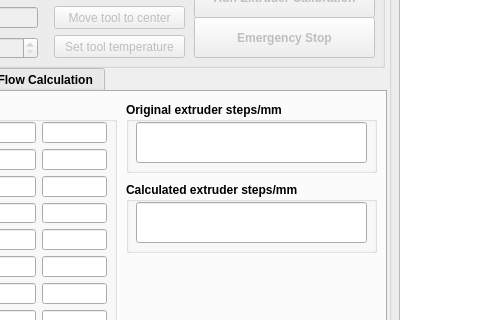
Before: the Qt Designer form nxencoder/resources/ui_mainwindow.ui in nexx/nxencoder-util, drawn with Qt 5; both pictures show x 431 to 911 and y 212 to 532 of the 1280 by 720 pixel window.
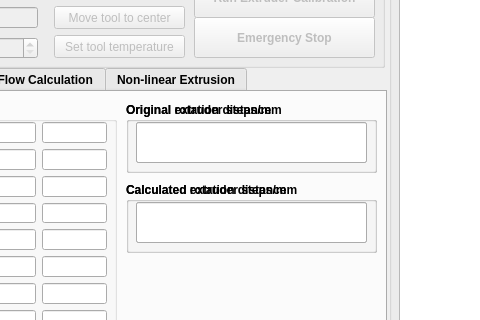
After: the same form once the commit is applied. Custom widgets are drawn as their Qt base class.

Commit message: GUI - Updates required for Klipper

Diff of the .ui file:
```diff
--- a/nxencoder/resources/ui_mainwindow.ui
+++ b/nxencoder/resources/ui_mainwindow.ui
@@ -1585,6 +1585,80 @@
        </property>
       </widget>
      </widget>
+     <widget class="QGroupBox" name="groupbox_esteps_klipper_results">
+      <property name="geometry">
+       <rect>
+        <x>550</x>
+        <y>90</y>
+        <width>251</width>
+        <height>71</height>
+       </rect>
+      </property>
+      <property name="title">
+       <string>Calculated rotation distance</string>
+      </property>
+      <widget class="QLineEdit" name="txt_esteps_klipper_calculated">
+       <property name="geometry">
+        <rect>
+         <x>10</x>
+         <y>20</y>
+         <width>231</width>
+         <height>41</height>
+        </rect>
+       </property>
+       <property name="font">
+        <font>
+         <pointsize>14</pointsize>
+        </font>
+       </property>
+       <property name="text">
+        <string/>
+       </property>
+       <property name="alignment">
+        <set>Qt::AlignCenter</set>
+       </property>
+       <property name="readOnly">
+        <bool>true</bool>
+       </property>
+      </widget>
+     </widget>
+     <widget class="QGroupBox" name="groupbox_esteps_klipper_original">
+      <property name="geometry">
+       <rect>
+        <x>550</x>
+        <y>10</y>
+        <width>251</width>
+        <height>71</height>
+       </rect>
+      </property>
+      <property name="title">
+       <string>Original rotation distance</string>
+      </property>
+      <widget class="QLineEdit" name="txt_esteps_klipper_original">
+       <property name="geometry">
+        <rect>
+         <x>10</x>
+         <y>20</y>
+         <width>231</width>
+         <height>41</height>
+        </rect>
+       </property>
+       <property name="font">
+        <font>
+         <pointsize>14</pointsize>
+        </font>
+       </property>
+       <property name="text">
+        <string/>
+       </property>
+       <property name="alignment">
+        <set>Qt::AlignCenter</set>
+       </property>
+       <property name="readOnly">
+        <bool>true</bool>
+       </property>
+      </widget>
+     </widget>
     </widget>
     <widget class="QWidget" name="tab_consistency">
      <attribute name="title">
@@ -1616,6 +1690,21 @@
       </property>
      </widget>
     </widget>
+    <widget class="QWidget" name="tab_nle">
+     <attribute name="title">
+      <string>Non-linear Extrusion</string>
+     </attribute>
+     <widget class="QChartView" name="chart_nle_widget">
+      <property name="geometry">
+       <rect>
+        <x>5</x>
+        <y>5</y>
+        <width>796</width>
+        <height>381</height>
+       </rect>
+      </property>
+     </widget>
+    </widget>
    </widget>
    <widget class="QGroupBox" name="groupbox_settings">
     <property name="enabled">
```
Left out of the diff: 4 changed lines with no effect on the pictures. The commit also changes 1 other file.
